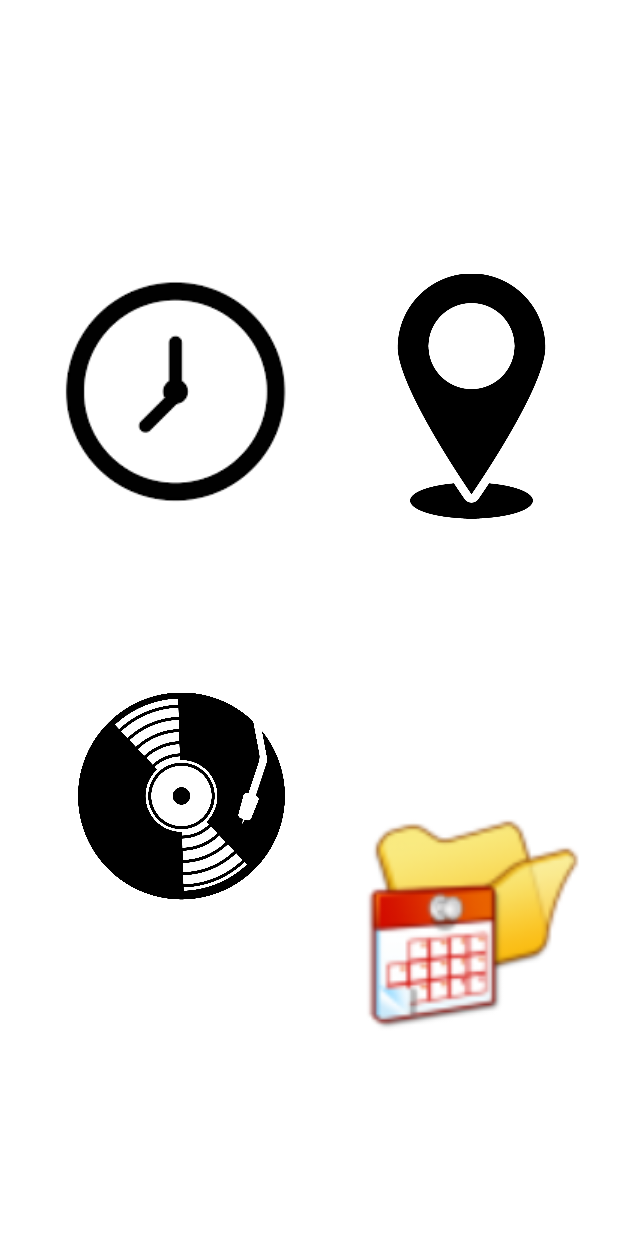
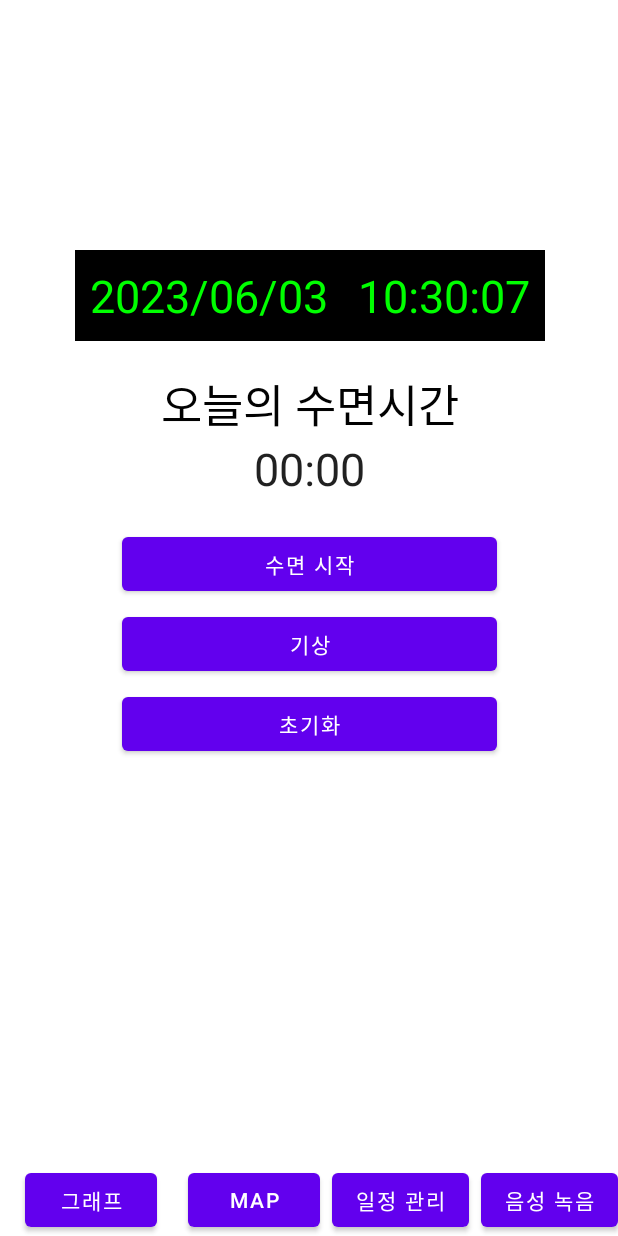
Before and after one commit to HBNU-SWUNIV/come-capstone23-team-1, an Android app: the screen it shows after launch (MainActivity), on a phone screen of 412 x 824 dp. Run offline under Robolectric (Android 15) with nearby library versions, the phone set to English and light mode, and no system bars.

Commit message:
UI 변경

```diff
--- a/003 Code/Android/app/src/main/AndroidManifest.xml
+++ b/003 Code/Android/app/src/main/AndroidManifest.xml
@@ -21,7 +21,7 @@
         android:theme="@style/Theme.Project"
         tools:targetApi="31">
         <activity
-            android:name=".loadingActivity"
+            android:name=".MainActivity"
             android:exported="true">
             <intent-filter>
                 <action android:name="android.intent.action.MAIN" />
@@ -29,7 +29,6 @@
                 <category android:name="android.intent.category.LAUNCHER" />
             </intent-filter>
         </activity>
-        <activity android:name=".MainActivity" android:label="test"/>
         <activity android:name=".MapActivity" android:label = "map"/>
         <activity android:name=".SleepActivity" android:label = "sleep"/>
         <activity android:name= ".RecoderActivity" android:label = "music"/>
--- a/003 Code/Android/app/src/main/java/com/example/project/MainActivity.java
+++ b/003 Code/Android/app/src/main/java/com/example/project/MainActivity.java
@@ -2,24 +2,63 @@ package com.example.project;
 
 import android.content.Intent;
 import android.os.Bundle;
+import android.os.SystemClock;
 import android.view.View;
+import android.widget.Button;
+import android.widget.Chronometer;
 import android.widget.ImageButton;
+import android.widget.TextView;
+import android.widget.Toast;
 
 import androidx.appcompat.app.AppCompatActivity;
 
+import java.text.SimpleDateFormat;
+import java.util.Date;
+
 public class MainActivity extends AppCompatActivity {
-    ImageButton map, music, sleep, schedule;
+
+    Button Graph, Map, Calendar, Recoder;
+    private Chronometer chronometer;
+    private Button wake_up;
+    private long pauseOffset;
+    private boolean running;
+    long now = System.currentTimeMillis();
+    Date date = new Date(now);
+    SimpleDateFormat sdfNow = new SimpleDateFormat("yyyy/MM/dd");
+    String formatDate = sdfNow.format(date);
+
+    TextView dateNow;
+
+
     @Override
     protected void onCreate(Bundle savedInstanceState) {
         super.onCreate(savedInstanceState);
         setContentView(R.layout.activity_main);
 
-        map = (ImageButton) findViewById(R.id.Map);
-        music = (ImageButton) findViewById(R.id.Music);
-        sleep = (ImageButton) findViewById(R.id.Sleep);
-        schedule = (ImageButton) findViewById(R.id.schedule);
+        dateNow = (TextView) findViewById(R.id.dateNow);
+        dateNow.setText(formatDate);
 
-        map.setOnClickListener(new View.OnClickListener() {
+        chronometer = findViewById(R.id.chronometer);
+        chronometer.setFormat("%s");
+        chronometer.setBase(SystemClock.elapsedRealtime());
+
+        Graph = (Button)findViewById(R.id.GraphButton);
+        Map = (Button)findViewById(R.id.MapButton);
+        Calendar = (Button)findViewById(R.id.CalendarButton);
+        Recoder = (Button)findViewById(R.id.RecoderButton);
+
+
+        chronometer.setOnChronometerTickListener(new Chronometer.OnChronometerTickListener() {
+            @Override
+            public void onChronometerTick(Chronometer chronometer) {
+                if ((SystemClock.elapsedRealtime() -  chronometer.getBase()) >= 10000) {
+                    chronometer.setBase(SystemClock.elapsedRealtime());
+                    Toast.makeText(MainActivity.this, "이제 스마트폰 화면을 꺼두셔도 됩니다.", Toast.LENGTH_SHORT).show();
+                }
+            }
+        });
+
+        Map.setOnClickListener(new View.OnClickListener() {
             @Override
             public void onClick(View v) {
                 Intent intent = new Intent(MainActivity.this, MapActivity.class);
@@ -27,7 +66,7 @@ public class MainActivity extends AppCompatActivity {
             }
         });
 
-        sleep.setOnClickListener(new View.OnClickListener() {
+        Graph.setOnClickListener(new View.OnClickListener() {
             @Override
             public void onClick(View v) {
                 Intent intent = new Intent(MainActivity.this, SleepActivity.class);
@@ -35,7 +74,7 @@ public class MainActivity extends AppCompatActivity {
             }
         });
 
-        music.setOnClickListener(new View.OnClickListener() {
+        Recoder.setOnClickListener(new View.OnClickListener() {
             @Override
             public void onClick(View v) {
                 Intent intent = new Intent(MainActivity.this, RecoderActivity.class);
@@ -43,12 +82,36 @@ public class MainActivity extends AppCompatActivity {
             }
         });
 
-        schedule.setOnClickListener(new View.OnClickListener() {
+        Calendar.setOnClickListener(new View.OnClickListener() {
             @Override
             public void onClick(View v) {
                 Intent intent = new Intent(MainActivity.this, ScheduleActivity.class);
                 startActivity(intent);
             }
         });
+
     }
+
+
+    public void startChronometer(View v) {
+        if (!running) {
+            chronometer.setBase(SystemClock.elapsedRealtime() - pauseOffset);
+            chronometer.start();
+            running = true;
+        }
+    }
+
+    public void pauseChronometer(View v) {
+        if (running) {
+            chronometer.stop();
+            pauseOffset = SystemClock.elapsedRealtime() - chronometer.getBase();
+            running = false;
+        }
+    }
+
+    public void resetChronometer(View v) {
+        chronometer.setBase(SystemClock.elapsedRealtime());
+        pauseOffset = 0;
+    }
+
 }
--- a/003 Code/Android/app/src/main/java/com/example/project/loadingActivity.java
+++ /dev/null
@@ -1,33 +0,0 @@
-package com.example.project;
-
-import android.content.Intent;
-import android.os.Bundle;
-import android.os.Handler;
-
-import androidx.annotation.Nullable;
-import androidx.appcompat.app.AppCompatActivity;
-
-public class loadingActivity extends AppCompatActivity {
-    @Override
-    protected void onPostCreate(@Nullable Bundle savedInstanceState) {
-        super.onPostCreate(savedInstanceState);
-        setContentView(R.layout.loading_layout);
-
-        startLoading();
-    }
-
-    public void startLoading(){
-        Handler handler = new Handler();
-        handler.postDelayed(new Runnable() {
-                                @Override
-                                public void run() {
-                                    Intent intent = new Intent(loadingActivity.this, MainActivity.class);
-                                    startActivity(intent);
-                                    finish();
-                                }
-                            }, 2000
-        );
-
-    }
-
-}
--- a/003 Code/Android/app/src/main/res/layout/activity_main.xml
+++ b/003 Code/Android/app/src/main/res/layout/activity_main.xml
@@ -9,49 +9,124 @@
     tools:layout_editor_absoluteX="195dp"
     tools:layout_editor_absoluteY="0dp">
 
-    <ImageButton
-        android:id="@+id/Music"
-        android:layout_width="138dp"
-        android:layout_height="197dp"
-        android:layout_marginStart="52dp"
-        android:layout_marginTop="432dp"
-        android:background="#FFFFFF"
-        android:scaleType="fitCenter"
-        android:src="@drawable/record"
+    <LinearLayout
+        android:layout_width="413dp"
+        android:layout_height="673dp"
+        android:gravity="center"
+        android:orientation="vertical"
+        app:layout_constraintBottom_toBottomOf="parent"
+        app:layout_constraintEnd_toEndOf="parent"
         app:layout_constraintStart_toStartOf="parent"
-        app:layout_constraintTop_toTopOf="parent" />
+        app:layout_constraintTop_toTopOf="parent"
+        app:layout_constraintVertical_bias="0.0"
+        tools:context=".MainActivity">
 
-    <ImageButton
-        android:id="@+id/Sleep"
-        android:layout_width="153dp"
-        android:layout_height="195dp"
-        android:layout_marginStart="40dp"
-        android:layout_marginTop="164dp"
-        android:src="@drawable/clock"
-        app:layout_constraintStart_toStartOf="parent"
-        app:layout_constraintTop_toTopOf="parent" />
 
-    <ImageButton
-        android:id="@+id/Map"
-        android:layout_width="163dp"
-        android:layout_height="200dp"
-        android:layout_marginTop="164dp"
-        android:layout_marginEnd="16dp"
-        android:background="#FFFFFF"
-        android:scaleType="fitCenter"
-        android:src="@drawable/map_icon"
-        app:layout_constraintEnd_toEndOf="parent"
-        app:layout_constraintTop_toTopOf="parent" />
+        <LinearLayout
+            android:layout_width="wrap_content"
+            android:layout_height="wrap_content"
+            android:orientation="horizontal">
 
-    <ImageButton
-        android:id="@+id/schedule"
-        android:layout_width="163dp"
-        android:layout_height="200dp"
-        android:layout_marginEnd="16dp"
-        android:layout_marginBottom="108dp"
-        android:background="#FFFFFF"
-        android:scaleType="fitCenter"
-        android:src="@drawable/schedule"
+            <TextView
+                android:id="@+id/dateNow"
+                android:layout_width="wrap_content"
+                android:layout_height="wrap_content"
+                android:background="#000000"
+                android:padding="10dp"
+                android:textColor="#00FF00"
+                android:textSize="30sp" />
+
+            <TextClock
+                android:layout_width="wrap_content"
+                android:layout_height="wrap_content"
+                android:background="#000000"
+                android:format12Hour="HH:mm:ss"
+                android:format24Hour="HH:mm:ss"
+                android:padding="10dp"
+                android:textColor="#00FF00"
+                android:textSize="30sp" />
+        </LinearLayout>
+
+        <TextView
+            android:id="@+id/textView"
+            android:layout_width="match_parent"
+            android:layout_height="wrap_content" />
+
+        <TextView
+            android:layout_width="wrap_content"
+            android:layout_height="wrap_content"
+            android:text="오늘의 수면시간"
+            android:textColor="#010101"
+            android:textSize="30sp" />
+
+        <Chronometer
+            android:id="@+id/chronometer"
+            android:layout_width="wrap_content"
+            android:layout_height="wrap_content"
+            android:textSize="30sp" />
+
+        <TextView
+            android:id="@+id/textView2"
+            android:layout_width="match_parent"
+            android:layout_height="wrap_content" />
+
+        <Button
+            android:layout_width="250dp"
+            android:layout_height="wrap_content"
+            android:layout_marginBottom="5dp"
+            android:onClick="startChronometer"
+            android:text="수면 시작" />
+
+        <Button
+            android:id="@+id/wake_up"
+            android:layout_width="250dp"
+            android:layout_height="wrap_content"
+            android:layout_marginBottom="5dp"
+            android:text="기상" />
+
+        <Button
+            android:layout_width="250dp"
+            android:layout_height="wrap_content"
+            android:layout_margin="0dp"
+            android:layout_marginBottom="5dp"
+            android:onClick="resetChronometer"
+            android:text="초기화" />
+
+    </LinearLayout>
+
+    <Button
+        android:id="@+id/GraphButton"
+        android:layout_width="wrap_content"
+        android:layout_height="wrap_content"
+        android:layout_marginEnd="4dp"
+        android:text="그래프"
+        app:layout_constraintBottom_toBottomOf="parent"
+        app:layout_constraintEnd_toStartOf="@+id/MapButton"
+        app:layout_constraintStart_toStartOf="parent" />
+
+    <Button
+        android:id="@+id/MapButton"
+        android:layout_width="wrap_content"
+        android:layout_height="wrap_content"
+        android:layout_marginEnd="8dp"
+        android:text="Map"
+        app:layout_constraintBottom_toBottomOf="parent"
+        app:layout_constraintEnd_toStartOf="@+id/CalendarButton" />
+
+    <Button
+        android:id="@+id/CalendarButton"
+        android:layout_width="wrap_content"
+        android:layout_height="wrap_content"
+        android:layout_marginEnd="8dp"
+        android:text="일정 관리"
+        app:layout_constraintBottom_toBottomOf="parent"
+        app:layout_constraintEnd_toStartOf="@+id/RecoderButton" />
+
+    <Button
+        android:id="@+id/RecoderButton"
+        android:layout_width="wrap_content"
+        android:layout_height="wrap_content"
+        android:text="음성 녹음"
         app:layout_constraintBottom_toBottomOf="parent"
         app:layout_constraintEnd_toEndOf="parent" />
 
--- a/003 Code/Android/app/src/main/res/layout/loading_layout.xml
+++ /dev/null
@@ -1,27 +0,0 @@
-<?xml version="1.0" encoding="utf-8"?>
-<androidx.constraintlayout.widget.ConstraintLayout xmlns:android="http://schemas.android.com/apk/res/android"
-    xmlns:app="http://schemas.android.com/apk/res-auto"
-    xmlns:tools="http://schemas.android.com/tools"
-    android:layout_width="match_parent"
-    android:layout_height="match_parent"
-    android:orientation="vertical">
-
-    <LinearLayout
-        android:layout_width="267dp"
-        android:layout_height="245dp"
-        android:layout_marginBottom="332dp"
-        app:layout_constraintBottom_toBottomOf="parent"
-        app:layout_constraintEnd_toEndOf="parent"
-        app:layout_constraintStart_toStartOf="parent">
-
-        <ImageView
-            android:layout_width="261dp"
-            android:layout_height="373dp"
-            android:layout_gravity="center"
-            android:src="@drawable/cat" />
-
-
-    </LinearLayout>
-
-
-</androidx.constraintlayout.widget.ConstraintLayout>
```
